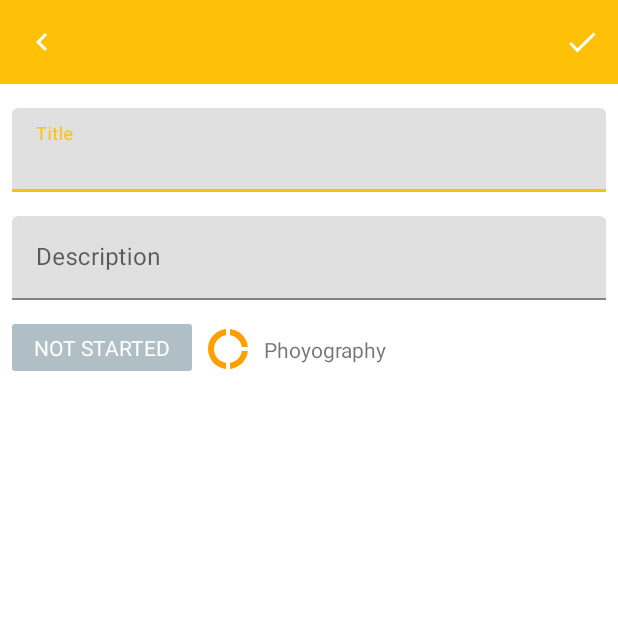
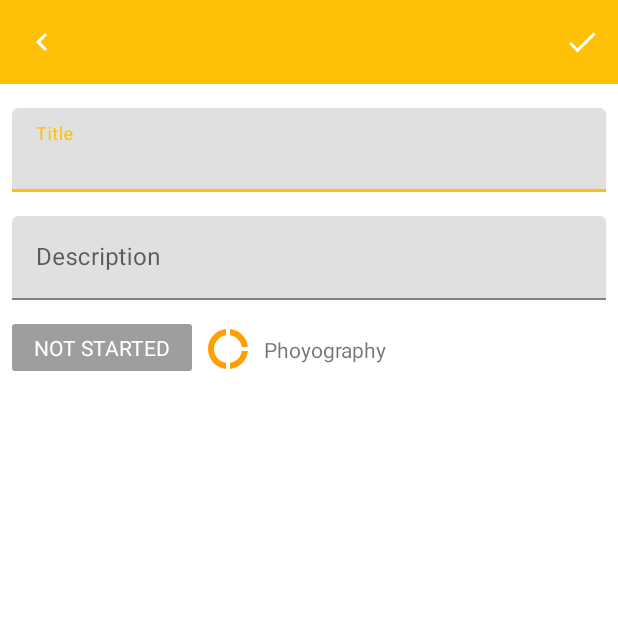
Before and after one commit to luiscarino/next-idea-android, an Android app: the AddActivity screen opened directly, with no data from a screen before it, on a phone screen of 412 x 824 dp, the top half of it. Run offline under Robolectric (Android 15) with nearby library versions, the phone set to English and light mode, and no system bars; 4 statements that could not run were skipped.

Commit message:
Update button colors & refactored model package

```diff
--- a/app/src/main/java/com/luiscarino/nextidea/add/AddActivity.kt
+++ b/app/src/main/java/com/luiscarino/nextidea/add/AddActivity.kt
@@ -11,9 +11,9 @@ import android.view.Menu
 import android.view.MenuItem
 import android.view.WindowManager
 import com.luiscarino.nextidea.R
-import com.luiscarino.nextidea.list.model.room.entity.Category
-import com.luiscarino.nextidea.list.model.room.entity.Idea
-import com.luiscarino.nextidea.list.model.room.entity.Status
+import com.luiscarino.nextidea.model.room.entity.Category
+import com.luiscarino.nextidea.model.room.entity.Idea
+import com.luiscarino.nextidea.model.room.entity.Status
 import com.luiscarino.nextidea.list.viewmodel.IdeaViewModel
 import com.luiscarino.nextidea.util.toButtonColor
 import com.luiscarino.nextidea.util.toDrawableId
--- a/app/src/main/java/com/luiscarino/nextidea/di/AppModule.kt
+++ b/app/src/main/java/com/luiscarino/nextidea/di/AppModule.kt
@@ -1,6 +1,6 @@
 package com.luiscarino.nextidea.di
 
-import com.luiscarino.nextidea.list.model.room.repository.IdeaRepository
+import com.luiscarino.nextidea.model.room.repository.IdeaRepository
 import com.luiscarino.nextidea.list.viewmodel.IdeaViewModel
 import org.koin.android.architecture.ext.viewModel
 import org.koin.dsl.module.Module
--- a/app/src/main/java/com/luiscarino/nextidea/list/view/ListActivity.kt
+++ b/app/src/main/java/com/luiscarino/nextidea/list/view/ListActivity.kt
@@ -10,7 +10,7 @@ import android.view.MenuItem
 import android.view.View
 import com.luiscarino.nextidea.R
 import com.luiscarino.nextidea.add.AddActivity
-import com.luiscarino.nextidea.list.model.room.entity.Idea
+import com.luiscarino.nextidea.model.room.entity.Idea
 import com.luiscarino.nextidea.list.view.adapter.IdeaListItemDelegateAdapter
 import com.luiscarino.nextidea.list.view.adapter.IdeaListItemRecyclerRecyclerViewType
 import com.luiscarino.nextidea.list.view.adapter.IdeaListRecyclerViewAdapter
--- a/app/src/main/java/com/luiscarino/nextidea/list/view/adapter/IdeaListItemDelegateAdapter.kt
+++ b/app/src/main/java/com/luiscarino/nextidea/list/view/adapter/IdeaListItemDelegateAdapter.kt
@@ -7,7 +7,6 @@ import android.view.ViewGroup
 import android.widget.ImageView
 import android.widget.TextView
 import com.luiscarino.nextidea.R
-import com.luiscarino.nextidea.list.model.room.DefaultValues
 import com.luiscarino.nextidea.util.ConstantsDelegateAdapter
 import com.luiscarino.nextidea.util.recyclerview.DelegateAdapter
 import com.luiscarino.nextidea.util.toButtonColor
--- a/app/src/main/java/com/luiscarino/nextidea/list/model/room/DefaultValues.kt
+++ b/app/src/main/java/com/luiscarino/nextidea/model/room/DefaultValues.kt
@@ -1,4 +1,4 @@
-package com.luiscarino.nextidea.list.model.room
+package com.luiscarino.nextidea.model.room
 
 class DefaultValues {
 
--- a/app/src/main/java/com/luiscarino/nextidea/list/model/room/coverter/DateConverter.kt
+++ b/app/src/main/java/com/luiscarino/nextidea/model/room/coverter/DateConverter.kt
@@ -1,4 +1,4 @@
-package com.luiscarino.nextidea.list.model.room.coverter
+package com.luiscarino.nextidea.model.room.coverter
 
 import android.arch.persistence.room.TypeConverter
 import java.util.Date
--- a/app/src/main/java/com/luiscarino/nextidea/list/model/room/dao/CategoryDao.kt
+++ b/app/src/main/java/com/luiscarino/nextidea/model/room/dao/CategoryDao.kt
@@ -1,8 +1,8 @@
-package com.luiscarino.nextidea.list.model.room.dao
+package com.luiscarino.nextidea.model.room.dao
 
 import android.arch.lifecycle.LiveData
 import android.arch.persistence.room.*
-import com.luiscarino.nextidea.list.model.room.entity.Category
+import com.luiscarino.nextidea.model.room.entity.Category
 
 @Dao
 interface CategoryDao {
--- a/app/src/main/java/com/luiscarino/nextidea/list/model/room/dao/IdeaDao.kt
+++ b/app/src/main/java/com/luiscarino/nextidea/model/room/dao/IdeaDao.kt
@@ -1,8 +1,8 @@
-package com.luiscarino.nextidea.list.model.room.dao
+package com.luiscarino.nextidea.model.room.dao
 
 import android.arch.lifecycle.LiveData
 import android.arch.persistence.room.*
-import com.luiscarino.nextidea.list.model.room.entity.Idea
+import com.luiscarino.nextidea.model.room.entity.Idea
 
 @Dao
 interface IdeaDao {
--- a/app/src/main/java/com/luiscarino/nextidea/list/model/room/dao/StatusDao.kt
+++ b/app/src/main/java/com/luiscarino/nextidea/model/room/dao/StatusDao.kt
@@ -1,8 +1,8 @@
-package com.luiscarino.nextidea.list.model.room.dao
+package com.luiscarino.nextidea.model.room.dao
 
 import android.arch.lifecycle.LiveData
 import android.arch.persistence.room.*
-import com.luiscarino.nextidea.list.model.room.entity.Status
+import com.luiscarino.nextidea.model.room.entity.Status
 
 @Dao
 interface StatusDao {
--- a/app/src/main/java/com/luiscarino/nextidea/list/model/room/entity/Category.kt
+++ b/app/src/main/java/com/luiscarino/nextidea/model/room/entity/Category.kt
@@ -1,4 +1,4 @@
-package com.luiscarino.nextidea.list.model.room.entity
+package com.luiscarino.nextidea.model.room.entity
 
 import android.arch.persistence.room.Entity
 import android.arch.persistence.room.PrimaryKey
--- a/app/src/main/java/com/luiscarino/nextidea/list/model/room/entity/Idea.kt
+++ b/app/src/main/java/com/luiscarino/nextidea/model/room/entity/Idea.kt
@@ -1,4 +1,4 @@
-package com.luiscarino.nextidea.list.model.room.entity
+package com.luiscarino.nextidea.model.room.entity
 
 import android.arch.persistence.room.Embedded
 import android.arch.persistence.room.Entity
--- a/app/src/main/java/com/luiscarino/nextidea/list/model/room/entity/Status.kt
+++ b/app/src/main/java/com/luiscarino/nextidea/model/room/entity/Status.kt
@@ -1,4 +1,4 @@
-package com.luiscarino.nextidea.list.model.room.entity
+package com.luiscarino.nextidea.model.room.entity
 
 import android.arch.persistence.room.Entity
 import android.arch.persistence.room.PrimaryKey
--- a/app/src/main/java/com/luiscarino/nextidea/list/model/room/repository/IdeaRepositoryI.kt
+++ b/app/src/main/java/com/luiscarino/nextidea/model/room/repository/IdeaRepositoryI.kt
@@ -1,4 +1,4 @@
-package com.luiscarino.nextidea.list.model.room.repository
+package com.luiscarino.nextidea.model.room.repository
 
 interface IdeaRepositoryI {
 
--- a/app/src/main/res/values/colors.xml
+++ b/app/src/main/res/values/colors.xml
@@ -14,9 +14,9 @@
     <!--<color name="colorAccent">#F57F17</color>-->
 
     <!--Status button color-->
-    <color name="bg_status_not_started">#B0BEC5</color>
-    <color name="bg_status_in_progress">#FFE082</color>
-    <color name="bg_status_done">#A5D6A7</color>
-    <color name="bg_status_blocked">#EF9A9A</color>
+    <color name="bg_status_not_started">#9E9E9E</color>
+    <color name="bg_status_in_progress">#FFC107</color>
+    <color name="bg_status_done">#4CAF50</color>
+    <color name="bg_status_blocked">#F44336</color>
 
 </resources>
```
Also changed, not shown: app/src/main/java/com/luiscarino/nextidea/list/viewmodel/IdeaViewModel.kt (+4 -4 lines), app/src/main/java/com/luiscarino/nextidea/model/room/NextIdeaDatabase.kt (renamed from app/src/main/java/com/luiscarino/nextidea/list/model/room/NextIdeaDatabase.kt, +8 -8 lines), app/src/main/java/com/luiscarino/nextidea/model/room/repository/IdeaRepository.kt (renamed from app/src/main/java/com/luiscarino/nextidea/list/model/room/repository/IdeaRepository.kt, +8 -8 lines), app/src/main/java/com/luiscarino/nextidea/util/UtilFunctions.kt (+5 -5 lines), 1 other file.
